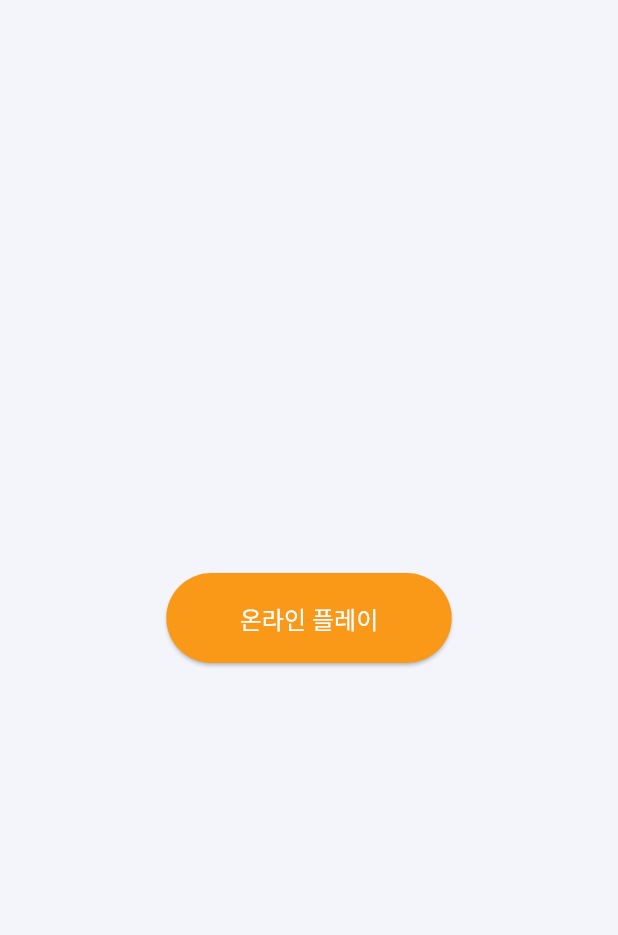
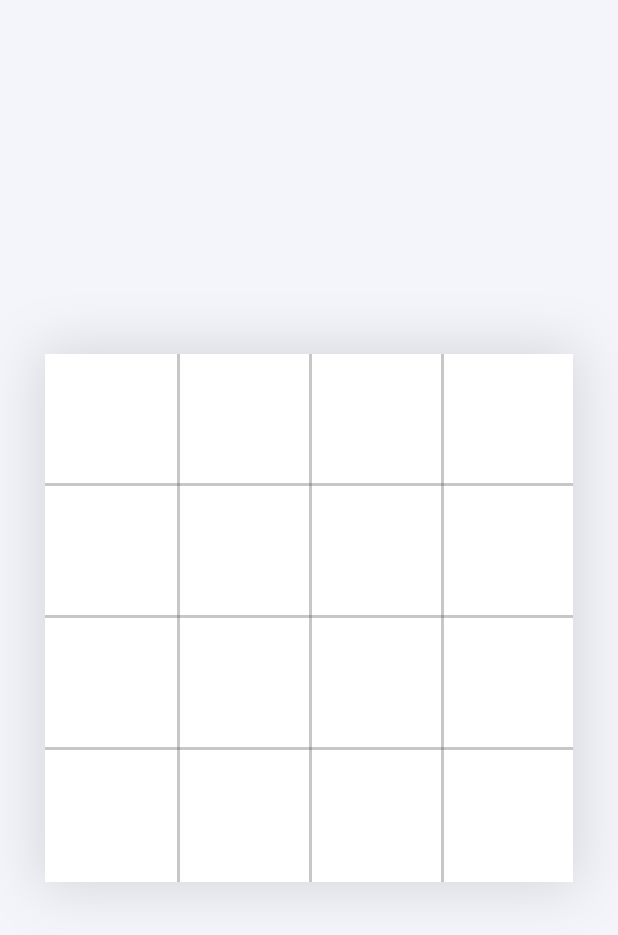
Before and after one commit to jeongwoo0427/spingo_app, a Flutter app: the screen it shows after launch, after a tap on "온라인 플레이", on a phone screen of 412 x 824 dp. Shown: the top 935 px of the screen. Run offline on Flutter 3.47's test engine with Material 3 defaults, Android fonts, the phone set to English and light mode, and no system bars; our stand-ins replace animate_do, go_router, responsive_framework.

Commit message:
feat : 그리드뷰 UI 생성

```diff
--- /dev/null
+++ b/lib/app_router.dart
@@ -0,0 +1,45 @@
+import 'package:flutter/material.dart';
+import 'package:go_router/go_router.dart';
+import 'package:spingo/ui/screen/game/spingo_screen.dart';
+import 'package:spingo/ui/screen/home/home_screen.dart';
+
+class RouteNames {
+
+  static const String RN_spingo_screen = 'SpingoScreen';
+
+  static const String RN_test_screen = 'TestScreen';
+}
+
+class AppRouter {
+  final GoRouter router = GoRouter(initialLocation: '/', routes: [
+    GoRoute(path: '/', pageBuilder: defaultPageBuilder(HomeScreen())),
+    GoRoute(path: '/spingo',name: RouteNames.RN_spingo_screen, pageBuilder: defaultPageBuilder(SpingoScreen())),
+
+
+    //GoRoute(name: RouteNames.RN_test_screen, path: '/test', pageBuilder: defaultPageBuilder(TestScreen())),
+  ]);
+}
+
+Page<dynamic> Function(BuildContext, GoRouterState) defaultPageBuilder<T>(Widget child, {String? type}) => (BuildContext context, GoRouterState state) {
+      return buildPageWithDefaultTransition<T>(context: context, state: state, child: child, type: type);
+    };
+
+CustomTransitionPage buildPageWithDefaultTransition<T>({required BuildContext context, required GoRouterState state, required Widget child, String? type}) {
+  return CustomTransitionPage<T>(
+      key: state.pageKey,
+      child: child,
+      transitionsBuilder: (context, animation, secondaryAnimation, child) {
+        switch (type) {
+          case 'fade':
+            return FadeTransition(opacity: animation, child: child);
+          case 'rotation':
+            return RotationTransition(turns: animation, child: child);
+          case 'size':
+            return SizeTransition(sizeFactor: animation, child: child);
+          case 'scale':
+            return ScaleTransition(scale: animation, child: child);
+          default:
+            return FadeTransition(opacity: animation, child: child);
+        }
+      });
+}
--- a/lib/main.dart
+++ b/lib/main.dart
@@ -1,6 +1,8 @@
 import 'package:flutter/material.dart';
 import 'package:spingo/constants/app_themes.dart';
-import 'package:spingo/ui/screen/home/home_screen.dart';
+import 'package:responsive_framework/responsive_framework.dart';
+
+import 'app_router.dart';
 
 void main() {
   runApp(const MyApp());
@@ -12,10 +14,15 @@ class MyApp extends StatelessWidget {
   // This widget is the root of your application.
   @override
   Widget build(BuildContext context) {
-    return MaterialApp(
+    return MaterialApp.router(
       title: 'Spingo',
       theme: AppThemes.lightTheme,
-      home: HomeScreen()
+      themeMode: ThemeMode.light,
+      routerConfig: AppRouter().router,
+      builder: (context, child) => ResponsiveBreakpoints.builder(child: child!, breakpoints: [
+        const Breakpoint(start: 500, end: double.infinity, name: TABLET),
+      ]),
+
     );
   }
 }
--- /dev/null
+++ b/lib/ui/screen/game/spingo_screen.dart
@@ -0,0 +1,35 @@
+import 'package:flutter/material.dart';
+import 'package:spingo/ui/screen/game/widget/grid_board.dart';
+import 'package:spingo/ui/widget/scaffold/responsive_scaffold.dart';
+
+class SpingoScreen extends StatefulWidget {
+  const SpingoScreen({super.key});
+
+  @override
+  State<SpingoScreen> createState() => _SpingoScreenState();
+}
+
+class _SpingoScreenState extends State<SpingoScreen> {
+  @override
+  Widget build(BuildContext context) {
+    final Size screenSize = MediaQuery.of(context).size;
+    ColorScheme colorScheme = Theme.of(context).colorScheme;
+    return ResponsiveScaffold(
+      backgroundColor: colorScheme.background,
+      body: const Column(
+        crossAxisAlignment: CrossAxisAlignment.center,
+        mainAxisSize: MainAxisSize.max,
+        mainAxisAlignment: MainAxisAlignment.spaceAround,
+        children: [
+          Padding(
+              padding: EdgeInsets.symmetric(horizontal: 30),
+              child: Stack(
+                children: [
+                  GridBoard(),
+                ],
+              ))
+        ],
+      ),
+    );
+  }
+}
--- /dev/null
+++ b/lib/ui/screen/game/widget/grid_board.dart
@@ -0,0 +1,73 @@
+import 'package:flutter/material.dart';
+
+class GridBoard extends StatelessWidget {
+  const GridBoard({super.key});
+
+  @override
+  Widget build(BuildContext context) {
+    final ColorScheme colorScheme = Theme.of(context).colorScheme;
+    return AspectRatio(
+      aspectRatio: 1,
+      child: Container(
+          decoration: BoxDecoration(color: colorScheme.surface, boxShadow: const [
+            BoxShadow(
+                offset: Offset(0.0, 0.0),
+                spreadRadius: 5,
+                color: Colors.black12,
+                blurRadius: 30)
+          ]),
+          child: const Stack(
+            children: [
+              Positioned.fill(
+                  child: Column(
+                mainAxisSize: MainAxisSize.max,
+                mainAxisAlignment: MainAxisAlignment.spaceEvenly,
+                children: [
+                  GridHorizontalDivider(),
+                  GridHorizontalDivider(),
+                  GridHorizontalDivider(),
+                ],
+              )),
+              Positioned.fill(
+                  child: Row(
+                    mainAxisSize: MainAxisSize.max,
+                    mainAxisAlignment: MainAxisAlignment.spaceEvenly,
+                    children: [
+                      GridVerticalDivider(),
+                      GridVerticalDivider(),
+                      GridVerticalDivider()
+                    ],
+                  ))
+            ],
+          )),
+    );
+  }
+}
+
+class GridHorizontalDivider extends StatelessWidget {
+  const GridHorizontalDivider({super.key});
+
+  @override
+  Widget build(BuildContext context) {
+    final ColorScheme colorScheme = Theme.of(context).colorScheme;
+    return Divider(
+      height: 0,
+      thickness: 2,
+      color: colorScheme.onSurface.withOpacity(0.3),
+    );
+  }
+}
+
+class GridVerticalDivider extends StatelessWidget {
+  const GridVerticalDivider({super.key});
+
+  @override
+  Widget build(BuildContext context) {
+    final ColorScheme colorScheme = Theme.of(context).colorScheme;
+    return VerticalDivider(
+      width: 0,
+      thickness: 2,
+      color: colorScheme.onSurface.withOpacity(0.3),
+    );
+  }
+}
--- a/lib/ui/screen/home/home_screen.dart
+++ b/lib/ui/screen/home/home_screen.dart
@@ -1,5 +1,7 @@
 import 'package:animate_do/animate_do.dart';
 import 'package:flutter/material.dart';
+import 'package:go_router/go_router.dart';
+import 'package:spingo/app_router.dart';
 import 'package:spingo/ui/widget/button/rounded_elevated_button.dart';
 
 class HomeScreen extends StatelessWidget {
@@ -13,7 +15,9 @@ class HomeScreen extends StatelessWidget {
               child: ElasticIn(
                 delay: Duration(milliseconds: 1000),
                 child: RoundedElevatedButton(
-        onPressed: () {},
+        onPressed: () {
+          context.goNamed(RouteNames.RN_spingo_screen);
+        },
         child: Text('온라인 플레이'),
       ),
               ))),
--- /dev/null
+++ b/lib/ui/widget/layout/constrained_layout.dart
@@ -0,0 +1,12 @@
+import 'package:flutter/material.dart';
+
+class ConstrainedLayout extends StatelessWidget {
+  final double maxWidth;
+  final Widget child;
+  const ConstrainedLayout({Key? key,this.maxWidth = 700,required this.child}) : super(key: key);
+
+  @override
+  Widget build(BuildContext context) {
+    return Align(alignment: Alignment.center,child: ConstrainedBox(constraints: BoxConstraints(maxWidth: maxWidth),child:child ,),);
+  }
+}
--- /dev/null
+++ b/lib/ui/widget/scaffold/responsive_scaffold.dart
@@ -0,0 +1,26 @@
+import 'package:flutter/material.dart';
+import 'package:spingo/ui/widget/layout/constrained_layout.dart';
+
+class ResponsiveScaffold extends StatelessWidget {
+  final PreferredSizeWidget? appBar;
+  final Widget? body;
+  final Widget? endDrawer;
+  final Color? backgroundColor;
+
+  const ResponsiveScaffold(
+      {super.key,
+      this.appBar,
+      this.body,
+      this.endDrawer,
+      this.backgroundColor});
+
+  @override
+  Widget build(BuildContext context) {
+    final ColorScheme colorScheme = Theme.of(context).colorScheme;
+    return Scaffold(
+      appBar: appBar,
+        backgroundColor:  backgroundColor,
+        body: ConstrainedLayout(child: body??SizedBox()),
+    );
+  }
+}
--- a/pubspec.yaml
+++ b/pubspec.yaml
@@ -35,6 +35,8 @@ dependencies:
 
   animate_do: ^3.1.2
   cupertino_icons: ^1.0.2
+  responsive_framework: ^1.1.1
+  go_router: ^9.0.0
 
 dev_dependencies:
   flutter_test:
```
Also changed, not shown: pubspec.lock.
